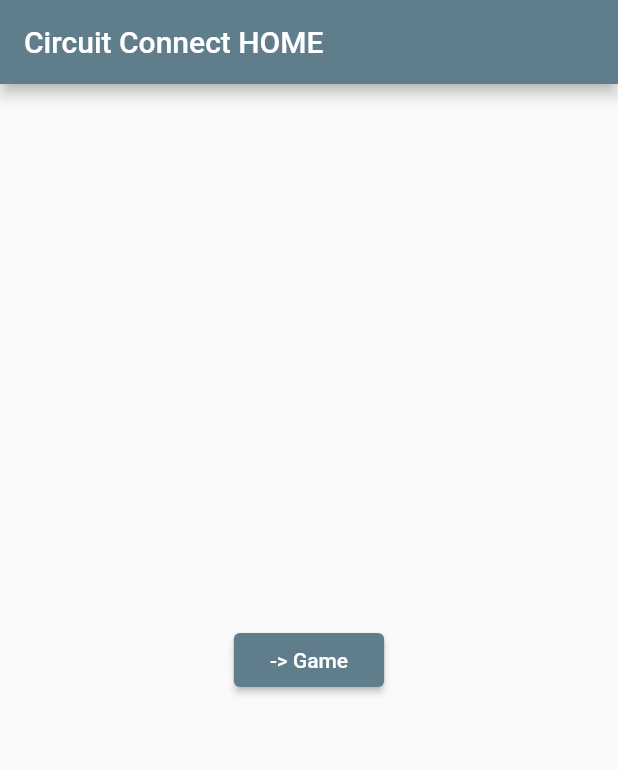
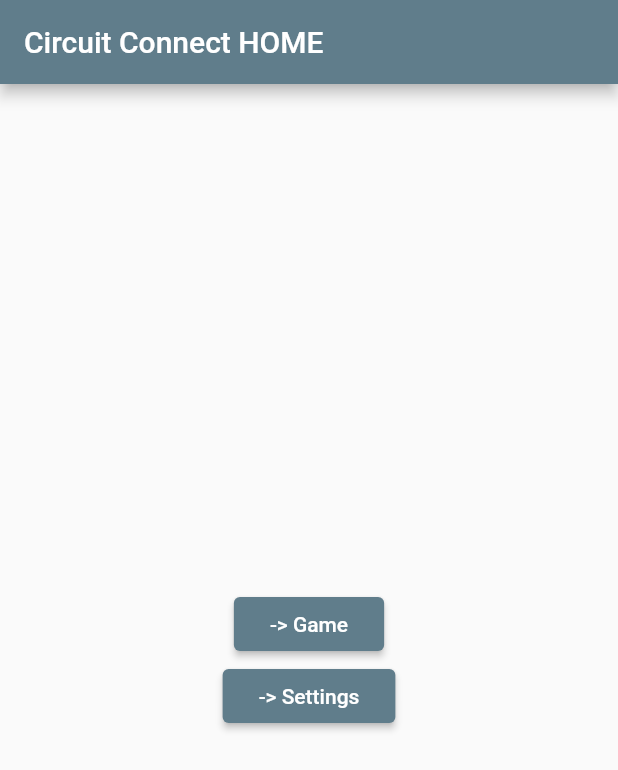
Before and after one commit to jordanpemberton/gridcircuitpuzzle, a Flutter app: the screen it shows after launch, on a phone screen of 412 x 824 dp. Shown: the top 770 px of the screen. Run offline on Flutter 3.47's test engine with Material 2 defaults, Android fonts, the light colour scheme and no system bars.

Commit message:
More refactoring, new settings route

```diff
--- /dev/null
+++ b/lib/app_content.dart
@@ -0,0 +1,18 @@
+class AppText {
+  static const String APP_TITLE = 'Connect Puzzle';
+  static const String HOME_TITLE = 'Circuit Connect HOME';
+  static const String GAME_TITLE = 'Circuit Connect PLAY';
+  static const String SETT_TITLE = 'Circuit Connect SETTINGS';
+
+  static const String HOME_GAME_BTN_TXT = '-> Game';
+  static const String HOME_SETT_BTN_TXT = '-> Settings';
+
+  static const String GAME_NEW_BTN_TXT = 'New Game';
+  static const String GAME_HOME_BTN_TXT = 'HOME';
+  static const String GAME_SETT_BTN_TXT = 'Settings';
+
+  static const String DIALOG_TITLE = 'You Win!';
+  static const String DIALOG_BODY_TXT = 'Congrats :)';
+  static const String DIALOG_HM_BTN_TXT = 'Home';
+  static const String DIALOG_NWGM_BTN_TXT = 'New Game';
+}
--- a/lib/app_styling.dart
+++ b/lib/app_styling.dart
@@ -2,12 +2,14 @@ import 'package:flutter/material.dart';
 
 class AppColors {
   static const MaterialColor THEME_PRIMARY_SWATCH = Colors.blueGrey;
-  static const Color BUTTON_THEME_CLR = Colors.blueGrey;
+  static const MaterialColor BUTTON_THEME_CLR = Colors.blueGrey;
   static const Color BOARD_BG_CLR = Color(0xFF45B4C5);
   static const Color PIECE_BG_CLR = Color(0xFFB5EFF1);
+  static const Color PIECE_SEL_BORDER_CLR = Color(0xFF000000);
   static const Color STROKE_OUT_CLR = Color(0xFF3D8666);
   static const Color STROKE_CONN_CLR = Color(0xFFDD9944);
   static const Color STROKE_IN_CLR = Color(0xFFD5FFF1);
+  static const Color DIALOG_BG_CLR = Color(0xFFDDDDDD);
 }
 
 // class AppStrokeSizes {
@@ -15,12 +17,14 @@ class AppColors {
 // }
 
 class AppPaddings {
+  static const EdgeInsets PAD_HOME_PG = EdgeInsets.all(24.0);
   // Make relative...
+  static const EdgeInsets PAD_BOARD_BORDER = EdgeInsets.all(4.0);
   static const EdgeInsets PAD_BTWN_PIECES = EdgeInsets.all(2.0);
-  static const EdgeInsets PAD_BOARD_BORDER = EdgeInsets.all(4.0);
 }
 
 class AppBorderRadii {
   static BorderRadius boardBorderRadius = BorderRadius.circular(5.0);
-  static BorderRadius pieceBorderRadius = BorderRadius.circular(2.0);
+  static BorderRadius pieceBorderRadius = BorderRadius.circular(3.0);
+  static BorderRadius dialogBorderRadius = BorderRadius.circular(15.0);
 }
--- a/lib/board_expanded_row.dart
+++ b/lib/board_expanded_row.dart
@@ -1,5 +1,5 @@
 import 'package:flutter/material.dart';
-import './board_expanded_row_item.dart';
+import 'package:gridcircuitpuzzle/board_expanded_row_item.dart';
 
 class BoardExpandedRow extends StatelessWidget {
   BoardExpandedRow({
@@ -14,7 +14,6 @@ class BoardExpandedRow extends StatelessWidget {
 
   @override
   Widget build(BuildContext context) {
-    // print(this.pieces);
     return Expanded(
       child: Row(
         // mainAxisAlignment: MainAxisAlignment.spaceBetween,
--- a/lib/game_board.dart
+++ b/lib/game_board.dart
@@ -1,6 +1,6 @@
 import 'package:flutter/material.dart';
-import './app_styling.dart';
-import './board_expanded_row.dart';
+import 'package:gridcircuitpuzzle/app_styling.dart';
+import 'package:gridcircuitpuzzle/board_expanded_row.dart';
 
 class GameBoard extends StatelessWidget {
   GameBoard({
--- a/lib/home.dart
+++ b/lib/home.dart
@@ -1,4 +1,7 @@
 import 'package:flutter/material.dart';
+import 'package:gridcircuitpuzzle/settings.dart';
+import 'package:gridcircuitpuzzle/app_content.dart';
+import 'package:gridcircuitpuzzle/app_styling.dart';
 
 class HomeScreen extends StatefulWidget {
   HomeScreen({Key key, this.title}) : super(key: key);
@@ -17,7 +20,7 @@ class _HomeState extends State<HomeScreen> {
       ),
       body: Center(
         child: Padding(
-          padding: const EdgeInsets.all(24.0),
+          padding: AppPaddings.PAD_HOME_PG,
           child: Column(
             mainAxisAlignment: MainAxisAlignment.center,
             children: <Widget>[
@@ -25,7 +28,17 @@ class _HomeState extends State<HomeScreen> {
                 onPressed: () {
                   Navigator.pushNamed(context, '/game');
                 },
-                child: Text('-> Game'),
+                child: Text(AppText.HOME_GAME_BTN_TXT),
+              ),
+              RaisedButton(
+                onPressed: () {
+                  Navigator.push(
+                      context,
+                      MaterialPageRoute(
+                          builder: (BuildContext context) =>
+                              SettingsScreen(title: AppText.SETT_TITLE)));
+                },
+                child: Text(AppText.HOME_SETT_BTN_TXT),
               ),
             ],
           ),
--- a/lib/main.dart
+++ b/lib/main.dart
@@ -1,8 +1,9 @@
 import 'package:flutter/material.dart';
-
-import './app_styling.dart';
-import './home.dart';
-import './game_screen.dart';
+import 'package:gridcircuitpuzzle/app_styling.dart';
+import 'package:gridcircuitpuzzle/app_content.dart';
+import 'package:gridcircuitpuzzle/home.dart';
+import 'package:gridcircuitpuzzle/game.dart';
+import 'package:gridcircuitpuzzle/settings.dart';
 
 void main() {
   // debugPrintGestureArenaDiagnostics = true;
@@ -14,7 +15,7 @@ class MyApp extends StatelessWidget {
   Widget build(BuildContext context) {
     return MaterialApp(
         debugShowCheckedModeBanner: false,
-        title: 'Connect Puzzle',
+        title: AppText.APP_TITLE,
         theme: ThemeData(
             primarySwatch: AppColors.THEME_PRIMARY_SWATCH,
             visualDensity: VisualDensity.adaptivePlatformDensity,
@@ -27,8 +28,9 @@ class MyApp extends StatelessWidget {
             )),
         initialRoute: '/',
         routes: {
-          '/': (context) => HomeScreen(title: 'Circuit Connect HOME'),
-          '/game': (context) => GameScreen(title: 'Circuit Connect PLAY'),
+          '/': (context) => HomeScreen(title: AppText.HOME_TITLE),
+          '/game': (context) => GameScreen(title: AppText.GAME_TITLE),
+          '/settings': (context) => SettingsScreen(title: AppText.SETT_TITLE),
         });
   }
 }
```
Also changed, not shown: lib/board_expanded_row_item.dart (+6 -7 lines), lib/game.dart (renamed from lib/game_screen.dart, +18 -6 lines), lib/gamepiece_painter.dart (+14 -14 lines), lib/settings.dart (added, +33 -0 lines), lib/win_alert.dart (+15 -21 lines).
